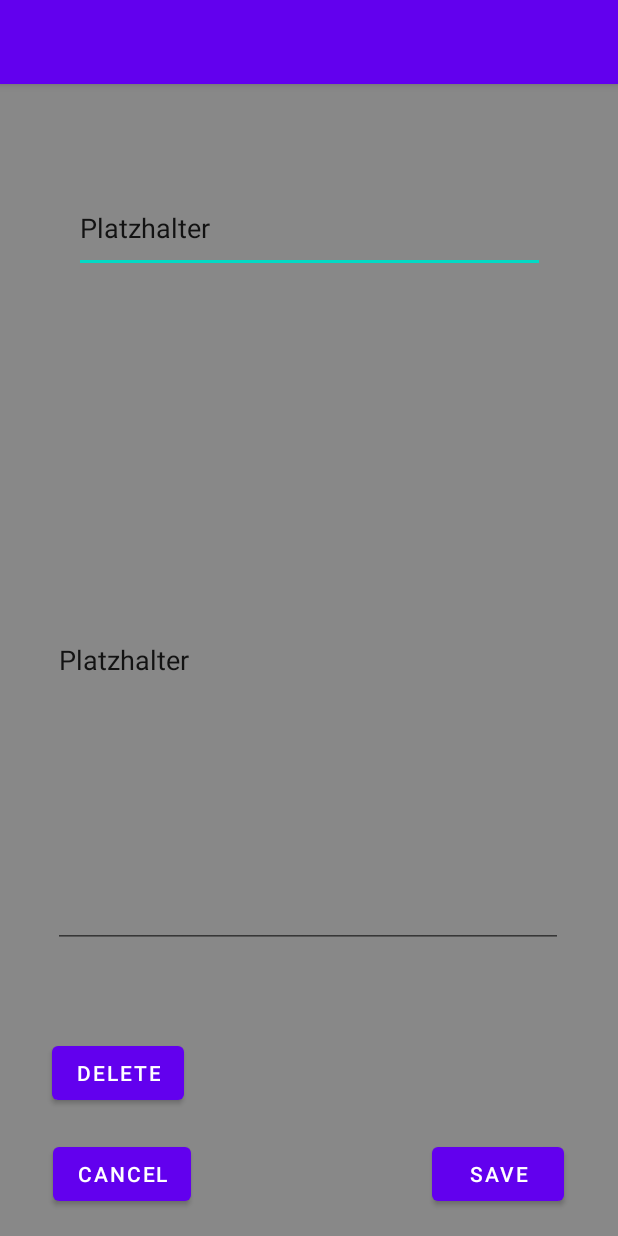
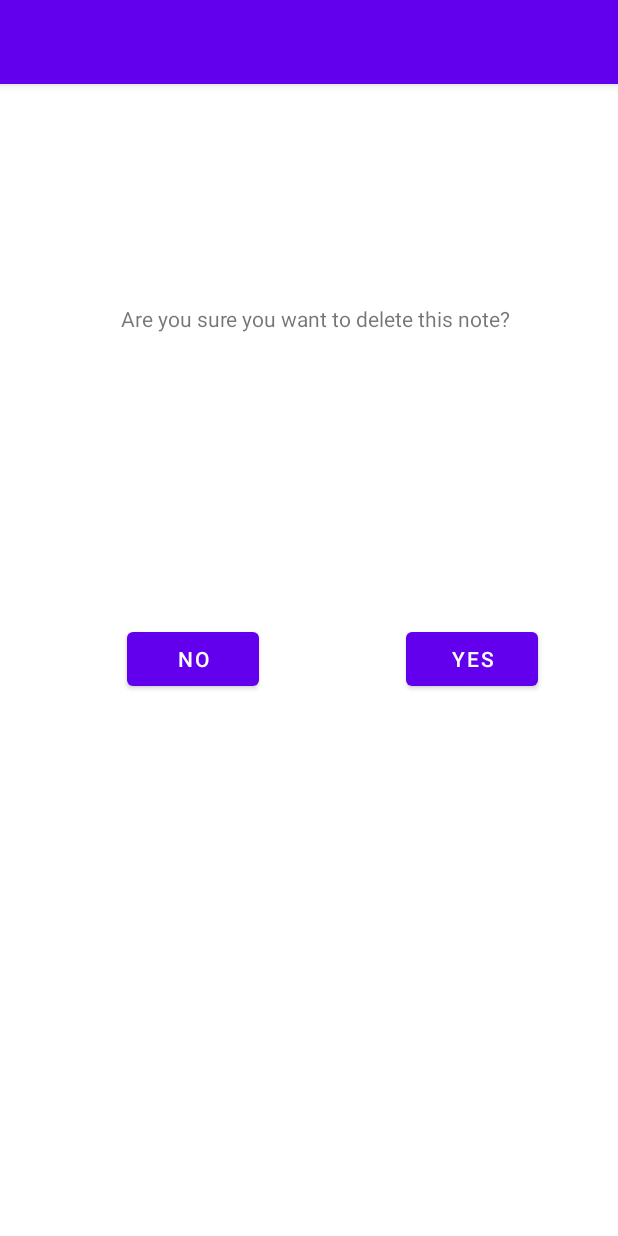
Before and after one commit to d4m14n44/AndroidNotes, an Android app: the DeleteNoteActivity screen opened directly, with no data from a screen before it, on a phone screen of 412 x 824 dp. Run offline under Robolectric (Android 15) with nearby library versions, the phone set to English and light mode, and no system bars.

Commit message:
Navigation zur DeleteActivity implementiert

```diff
--- a/app/src/main/java/ch/zli/m335/androidnotes/Activities/DeleteNoteActivity.java
+++ b/app/src/main/java/ch/zli/m335/androidnotes/Activities/DeleteNoteActivity.java
@@ -22,10 +22,13 @@ public class DeleteNoteActivity extends AppCompatActivity {
     @Override
     protected void onCreate(Bundle savedInstanceState) {
         super.onCreate(savedInstanceState);
-        setContentView(R.layout.edit_note_activity);
+        setContentView(R.layout.delete_note_activity);
 
         this.yes = (Button) findViewById(R.id.yesButton);
         this.no = (Button) findViewById(R.id.noButton);
+
+        this.yes.setOnClickListener(deleteNote);
+        this.no.setOnClickListener(cancelDelete);
 
 
     }
--- a/app/src/main/java/ch/zli/m335/androidnotes/Activities/EditNoteActivity.java
+++ b/app/src/main/java/ch/zli/m335/androidnotes/Activities/EditNoteActivity.java
@@ -58,7 +58,8 @@ public class EditNoteActivity extends AppCompatActivity {
     private OnClickListener deleteNote = new OnClickListener() {
         @Override
         public void onClick(View v) {
-
+            Intent intent = new Intent(EditNoteActivity.this, DeleteNoteActivity.class);
+            startActivity(intent);
         }
     };
 
```
